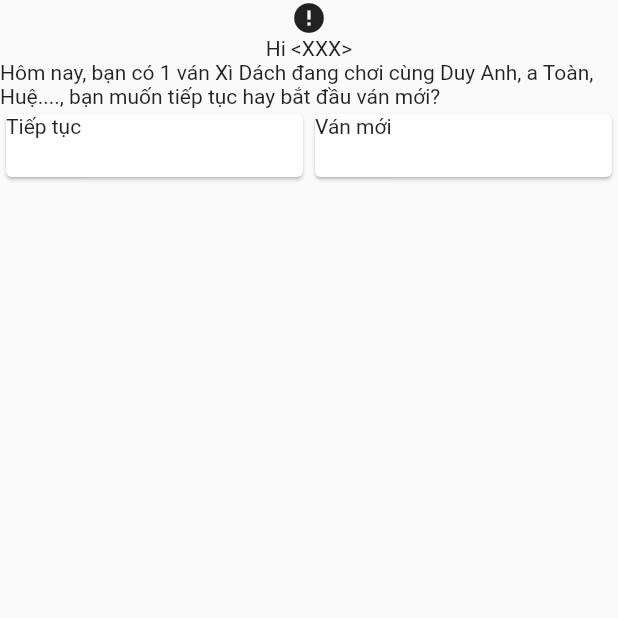
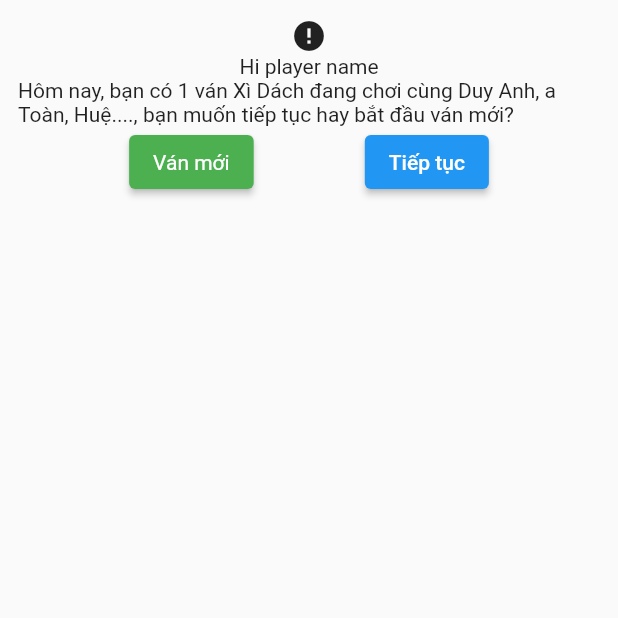
Before and after one commit to ngduyanh06/da_flutter_application, a Flutter app: the screen it shows after launch, on a phone screen of 412 x 824 dp, the top half of it. Run offline on Flutter 3.47's test engine with Material 2 defaults, Android fonts, the phone set to English and light mode, and no system bars; drawn by our look-alikes of cached_network_image; network calls fail.

Commit message:
Update main.dart

```diff
--- a/lib/main.dart
+++ b/lib/main.dart
@@ -51,6 +51,7 @@ class MyHomePage extends StatefulWidget {
 class _MyHomePageState extends State<MyHomePage> {
   get https => null;
 
+  get child => null;
 
   @override
   Widget build(BuildContext context) {
@@ -61,60 +62,38 @@ class _MyHomePageState extends State<MyHomePage> {
     // fast, so that you can just rebuild anything that needs updating rather
     // than having to individually change instances of widgets.
     return Scaffold(
-      body: Center(
-      child:
-        Column(
-          children:[
-            CachedNetworkImage(
-              imageUrl: 'https://www.linkpicture.com/q/rafiki.png',
-              placeholder: (context, url) => const CircularProgressIndicator(),
-              errorWidget: (context, url, error) => const Icon(Icons.error),
+        body: Container(
+            padding: const EdgeInsets.all(12),
+            child: Column(children: [
+              CachedNetworkImage(
+                imageUrl: 'https://www.linkpicture.com/q/rafiki.png',
+                placeholder: (context, url) =>
+                    const CircularProgressIndicator(),
+                errorWidget: (context, url, error) => const Icon(Icons.error),
               ),
-            const Text('Hi <XXX>'),
-            const Text('Hôm nay, bạn có 1 ván Xì Dách đang chơi cùng Duy Anh, a Toàn, Huệ...., bạn muốn tiếp tục hay bắt đầu ván mới?'),
-            Row(
-              children: const<Widget>[
-                Expanded(
-                child: SizedBox(
-                width: 159.5,
-                height: 50.0,
-                child: Card(child: Text('Tiếp tục')),
-              )
+              const Text('Hi player name'),
+              const Text(
+                  'Hôm nay, bạn có 1 ván Xì Dách đang chơi cùng Duy Anh, a Toàn, Huệ...., bạn muốn tiếp tục hay bắt đầu ván mới?'),
+              Row(mainAxisAlignment: MainAxisAlignment.spaceEvenly, children: [
+                ElevatedButton(
+                  onPressed: () {
+                    // Handle first button press
+                  },
+                  style: ElevatedButton.styleFrom(
+                    backgroundColor: Colors.green,
+                    textStyle: const TextStyle(
+                      color: Colors.white,
+                    ),
+                  ),
+                  child: const Text('Ván mới'),
                 ),
-              Expanded(
-                child: SizedBox(
-                width: 159.5,
-                height: 50.0,
-                child: Card(child: Text('Ván mới')),
-              )
-        ),
-      ],
-    )
-    ]
-        )
-          ),
-          );
-}
-}
-class OutlinedCardExample extends StatelessWidget {
-    const OutlinedCardExample({super.key});
-  @override
-  Widget build(BuildContext context) {
-    return Center(
-      child: Card(
-        elevation: 0,
-        shape: RoundedRectangleBorder(
-          side: BorderSide(
-            color: Theme.of(context).colorScheme.outline,
-          ),
-          borderRadius: const BorderRadius.all(Radius.circular(4)),
-        ),
-        child: const SizedBox(
-          width: 327,
-          height: 80,
-          child: Center(child: Text('Outlined Card')),
-        ),
-      ),
-    );
+                ElevatedButton(
+                  onPressed: () {
+                    // Handle second button press
+                  },
+                  child: const Text('Tiếp tục'),
+                ),
+              ]),
+            ])));
   }
 }
```
